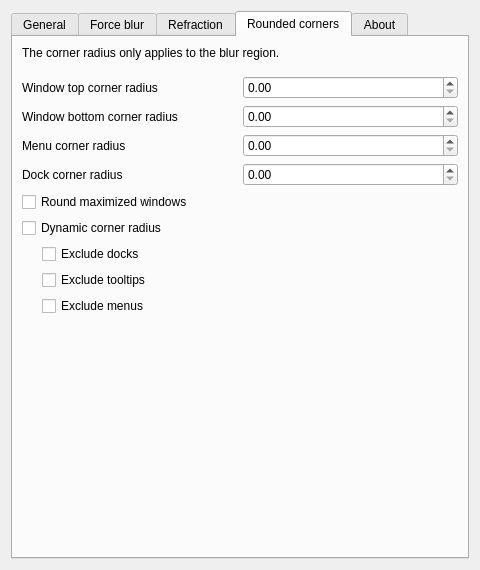
Above: src/kcm/blur_config.ui from 4v3ngR/kwin-effects-glass before the change. Below: the same form after it.
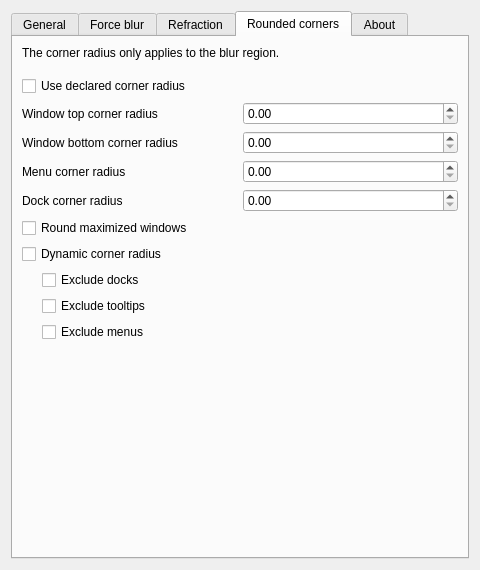
That is the form after the change. The open tabs and pages were chosen to show the change. Custom widgets are drawn as their Qt base class.

The edit to the form file:
```diff
--- a/src/kcm/blur_config.ui
+++ b/src/kcm/blur_config.ui
@@ -1062,9 +1062,16 @@
         </spacer>
        </item>
        <item>
-        <layout class="QHBoxLayout">
+        <widget class="QCheckBox" name="kcfg_UseDeclaredCornerRadius">
+         <property name="text">
+          <string>Use declared corner radius</string>
+         </property>
+        </widget>
+       </item>
+       <item>
+        <layout class="QHBoxLayout" name="layoutTopCornerRadius">
          <item>
-          <widget class="QLabel" name="label">
+          <widget class="QLabel" name="labelTopCornerRadius">
            <property name="text">
             <string>Window top corner radius</string>
            </property>
@@ -1080,9 +1087,9 @@
         </layout>
        </item>
        <item>
-        <layout class="QHBoxLayout">
+        <layout class="QHBoxLayout" name="layoutBottomCornerRadius">
          <item>
-          <widget class="QLabel" name="label">
+          <widget class="QLabel" name="labelBottomCornerRadius">
            <property name="text">
             <string>Window bottom corner radius</string>
            </property>
@@ -1098,9 +1105,9 @@
         </layout>
        </item>
        <item>
-        <layout class="QHBoxLayout">
+        <layout class="QHBoxLayout" name="layoutMenuCornerRadius">
          <item>
-          <widget class="QLabel" name="label">
+          <widget class="QLabel" name="labelMenuCornerRadius">
            <property name="text">
             <string>Menu corner radius</string>
            </property>
@@ -1116,9 +1123,9 @@
         </layout>
        </item>
        <item>
-        <layout class="QHBoxLayout">
+        <layout class="QHBoxLayout" name="layoutDockCornerRadius">
          <item>
-          <widget class="QLabel" name="label">
+          <widget class="QLabel" name="labelDockCornerRadius">
            <property name="text">
             <string>Dock corner radius</string>
            </property>
```
